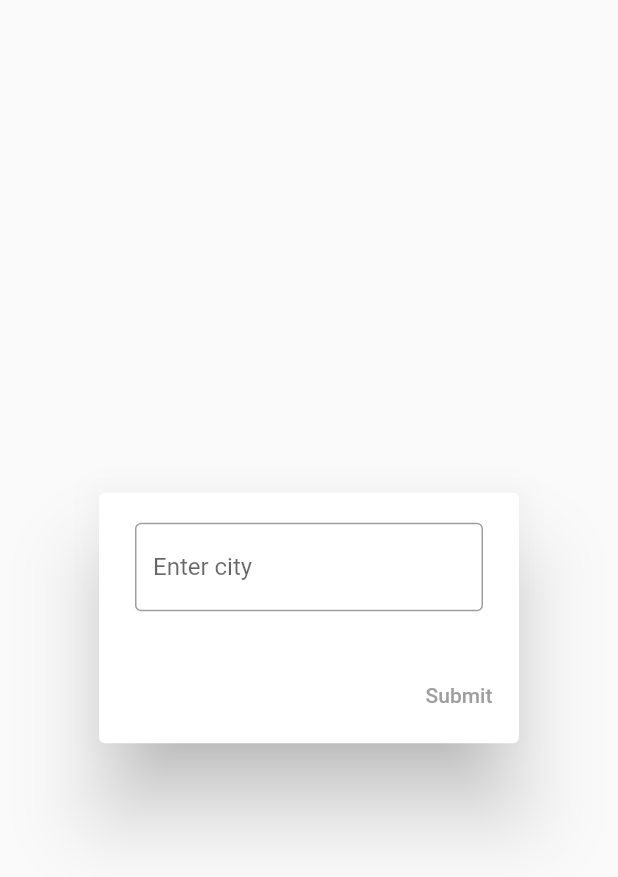
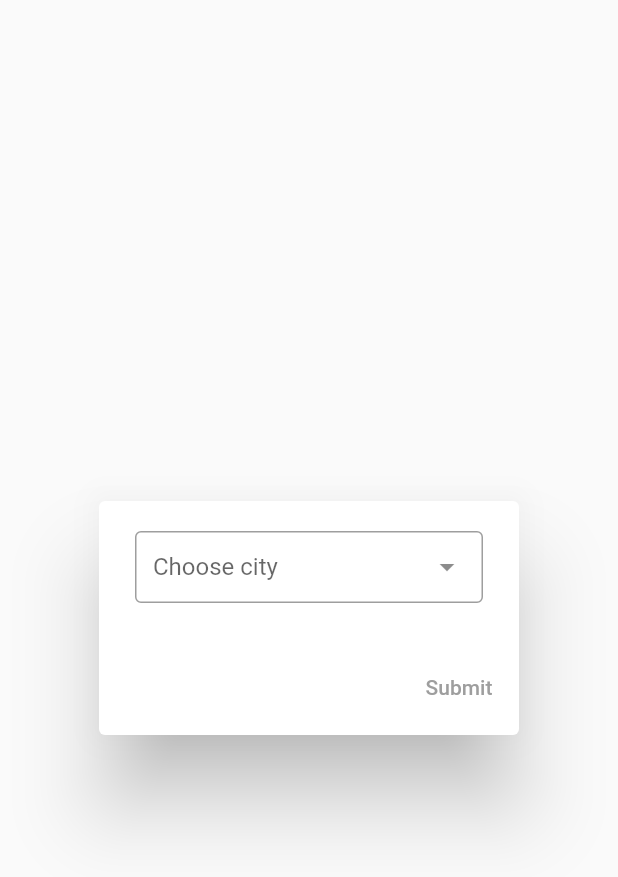
Before and after one commit to Forasky/SimpleWeahterApp, a Flutter app: the AddingCityPopUp widget shown alone on an empty page, opened directly, on a phone screen of 412 x 824 dp. Shown: the top 877 px of the screen. Run offline on Flutter 3.47's test engine with Material 2 defaults, Android fonts, the phone set to English and light mode, and no system bars; drawn by our look-alikes of dropdown_search; our stand-ins replace easy_localization, firebase_auth, firebase_core, firebase_database, flutter_bloc, flutter_signin_button and 7 more; missing offline and left inert: firebase_auth_web, firebase_core_web, google_sign_in_web, shared_preferences_web; accounts and stored records are empty; generated files the repository leaves out were written again.

Commit message:
fixing some bugs
• Added dropdown field to city screen

```diff
--- a/lib/screens/cities_screen.dart
+++ b/lib/screens/cities_screen.dart
@@ -9,6 +9,7 @@ import 'package:font_awesome_flutter/font_awesome_flutter.dart';
 import 'package:get_it/get_it.dart';
 import 'package:google_fonts/google_fonts.dart';
 import 'package:provider/provider.dart';
+import 'package:dropdown_search/dropdown_search.dart';
 
 final bloc = GetIt.instance.get<DatabaseBloc>();
 final searchBloc = GetIt.instance.get<SearchBloc>();
@@ -172,13 +173,16 @@ class _AddingCityPopUpState extends State<AddingCityPopUp> {
       bloc: bloc,
       builder: (context, state) {
         return AlertDialog(
-          content: TextField(
-            obscureText: false,
-            decoration: InputDecoration(
-              border: OutlineInputBorder(),
-              labelText: 'enter city'.tr(),
-            ),
-            controller: cityController,
+          content: DropdownSearch<String>(
+            showSearchBox: true,
+            mode: Mode.BOTTOM_SHEET,
+            items: [
+              for (int i = 0; i < searchBloc.state.foundUsers.length; i++)
+                searchBloc.state.foundUsers[i]['name'],
+            ],
+            // ignore: deprecated_member_use
+            label: 'choose city'.tr(),
+            onChanged: (value) => searchBloc.textChanged(value!),
           ),
           actions: [
             Text(
```
Also changed, not shown: lib/screens/search_screen.dart (+4 -4 lines), 1 other file.
